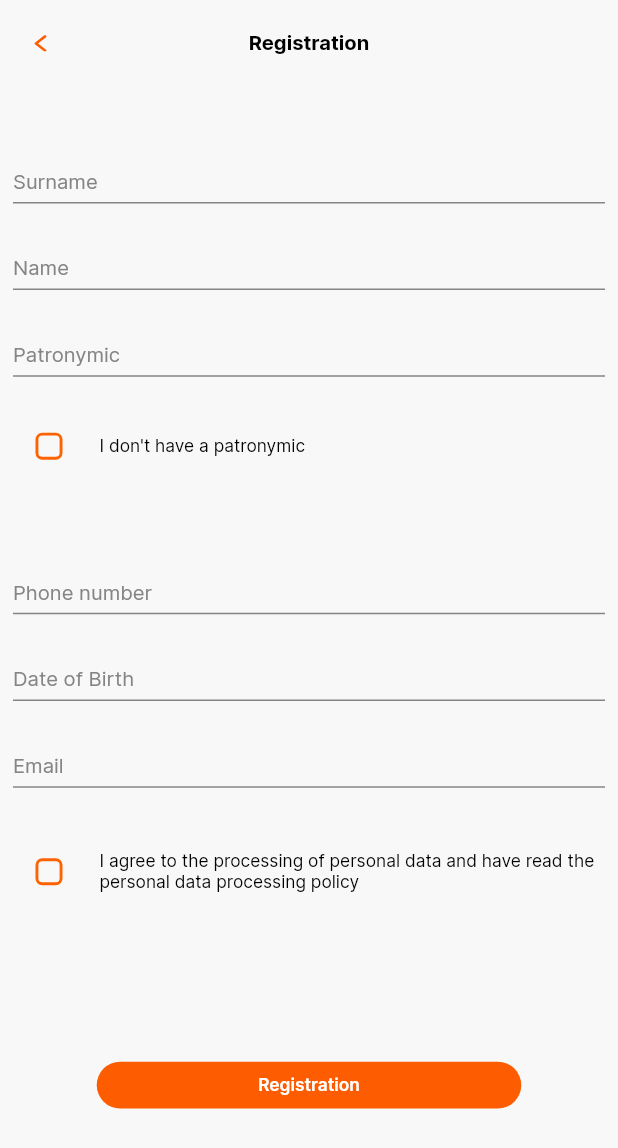
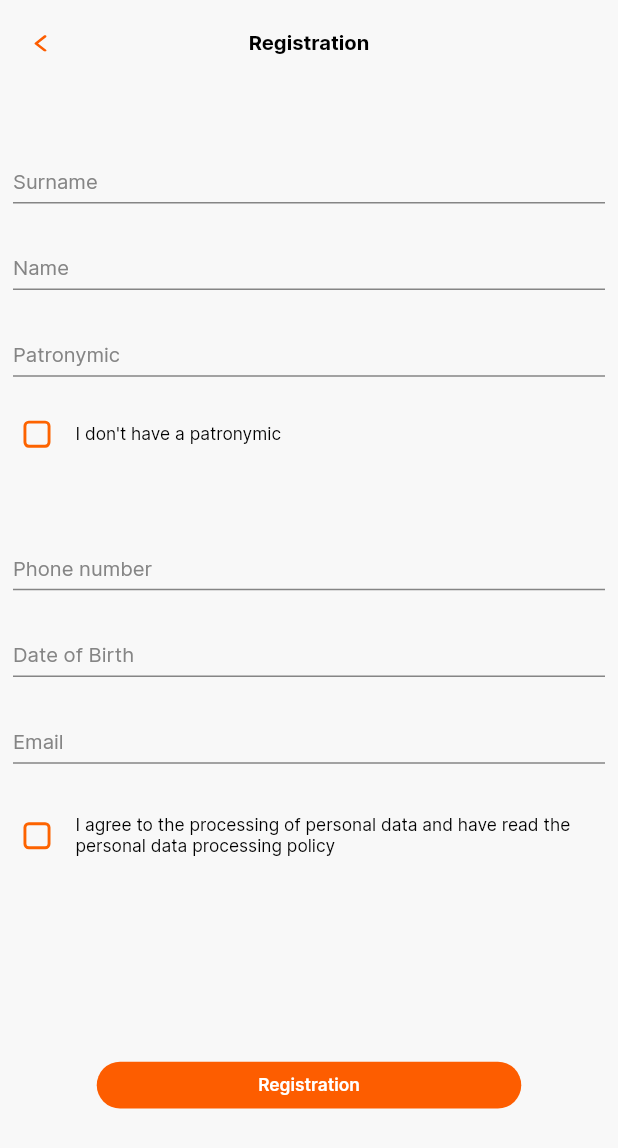
Before and after one commit to Lokki16/insurance_company_automation, a Flutter app: the screen it shows after launch, after a tap on "Registration", on a phone screen of 412 x 824 dp. Shown: the top 1148 px of the screen. Run offline on Flutter 3.47's test engine with Material 2 defaults, Android fonts, the phone set to English and light mode, and no system bars; our stand-ins replace cached_network_image, equatable, flutter_bloc, flutter_screenutil, flutter_svg, formz and 2 more; network calls fail.

Commit message:
update
update theme

```diff
--- a/lib/presentation/template/themes/theme_colors.dart
+++ b/lib/presentation/template/base/theme_colors.dart
@@ -17,4 +17,7 @@ class ThemeColors {
   // orange
   static const orange1 = Color(0xFFFD5D00);
   static const orange2 = Color(0xFFFD6300);
+
+  // red
+  static const red1 = Color(0xFFFECACA);
 }
--- a/lib/presentation/template/themes/theme_data.dart
+++ b/lib/presentation/template/theme/theme_data.dart
@@ -8,28 +8,28 @@ class InsuranceAppTheme {
         }),
         brightness: Brightness.light,
         scaffoldBackgroundColor: ThemeColors.white2,
-        // colorScheme: _colorScheme(),
+        colorScheme: _colorScheme(),
         primaryColor: ThemeColors.orange1,
         appBarTheme: _appBarTheme(),
         bottomSheetTheme:
             const BottomSheetThemeData(backgroundColor: Colors.transparent),
-        // progressIndicatorTheme: _progressIndicatorTheme(),
+        progressIndicatorTheme: _progressIndicatorTheme(),
         buttonTheme: _buttonTheme(),
         textButtonTheme: _textButtonTheme(),
-        // checkboxTheme: _checkboxTheme(),
+        checkboxTheme: _checkboxTheme(),
       );
 
   static ThemeData get darkTheme => ThemeData();
 }
 
-// ColorScheme _colorScheme() {
-//   return ColorScheme.fromSwatch(
-//     accentColor: ThemeColors.,
-//     backgroundColor: ThemeColors.,
-//     cardColor: ThemeColors.,
-//     errorColor: ThemeColors.,
-//   );
-// }
+ColorScheme _colorScheme() {
+  return ColorScheme.fromSwatch(
+    accentColor: ThemeColors.white1,
+    backgroundColor: ThemeColors.white2,
+    cardColor: ThemeColors.orange1,
+    errorColor: ThemeColors.red1,
+  );
+}
 
 AppBarTheme _appBarTheme() {
   return AppBarTheme(
@@ -39,9 +39,9 @@ AppBarTheme _appBarTheme() {
   );
 }
 
-// ProgressIndicatorThemeData _progressIndicatorTheme() {
-//   return const ProgressIndicatorThemeData(color: ThemeColors.);
-// }
+ProgressIndicatorThemeData _progressIndicatorTheme() {
+  return const ProgressIndicatorThemeData(color: ThemeColors.orange1);
+}
 
 ButtonThemeData _buttonTheme() {
   return ButtonThemeData(
@@ -51,13 +51,16 @@ ButtonThemeData _buttonTheme() {
   );
 }
 
-// CheckboxThemeData _checkboxTheme() {
-//   return CheckboxThemeData(
-//     visualDensity: const VisualDensity(horizontal: -4, vertical: -4),
-//     side: BorderSide(width: 1.w, color: ThemeColors.),
-//     shape: RoundedRectangleBorder(borderRadius: BorderRadius.circular(4.r)),
-//   );
-// }
+CheckboxThemeData _checkboxTheme() {
+  return CheckboxThemeData(
+    visualDensity: const VisualDensity(horizontal: -4, vertical: -4),
+    checkColor: MaterialStateProperty.all(ThemeColors.orange2),
+    fillColor: MaterialStateProperty.all(ThemeColors.transparent),
+    side: MaterialStateBorderSide.resolveWith(
+        (states) => BorderSide(width: 2.w, color: ThemeColors.orange2)),
+    shape: RoundedRectangleBorder(borderRadius: BorderRadius.circular(4.r)),
+  );
+}
 
 TextButtonThemeData _textButtonTheme() {
   return TextButtonThemeData(style: ButtonStyle(
--- a/lib/presentation/widgets/checkbox/custom_checkbox.dart
+++ b/lib/presentation/widgets/checkbox/custom_checkbox.dart
@@ -18,16 +18,7 @@ class CustomCheckbox extends StatelessWidget {
       space: 10,
       crossAxisAlignment: CrossAxisAlignment.center,
       children: [
-        Checkbox(
-          value: value,
-          onChanged: onChanged,
-          checkColor: ThemeColors.orange2,
-          fillColor: MaterialStateProperty.all(ThemeColors.transparent),
-          side: MaterialStateBorderSide.resolveWith(
-              (states) => BorderSide(width: 2.w, color: ThemeColors.orange2)),
-          shape:
-              RoundedRectangleBorder(borderRadius: BorderRadius.circular(5.r)),
-        ),
+        Checkbox(value: value, onChanged: onChanged),
         Flexible(
           child: CustomText(
             text: text,
```
Also changed, not shown: lib/presentation/pages/personal_area/personal_area_page.dart (+8 -17 lines), lib/presentation/template/template.dart (+8 -6 lines), lib/presentation/widgets/policy/policy_info.dart (+19 -8 lines), lib/presentation/template/base/theme_shadows.dart (renamed from lib/presentation/template/themes/theme_shadows.dart), lib/presentation/template/base/theme_size_style.dart (renamed from lib/presentation/template/themes/theme_size_style.dart), lib/presentation/template/base/theme_text_style.dart (renamed from lib/presentation/template/themes/theme_text_style.dart).
